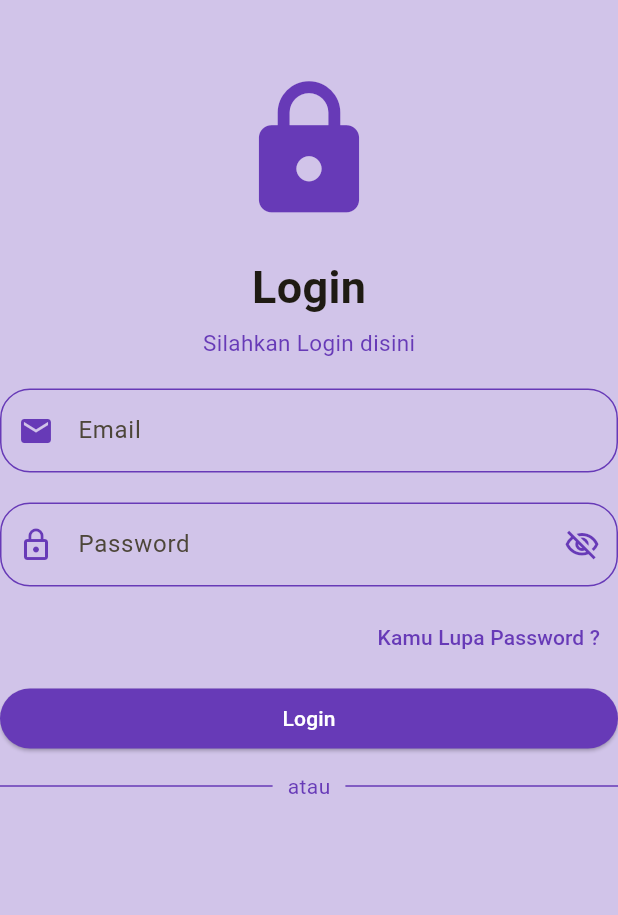
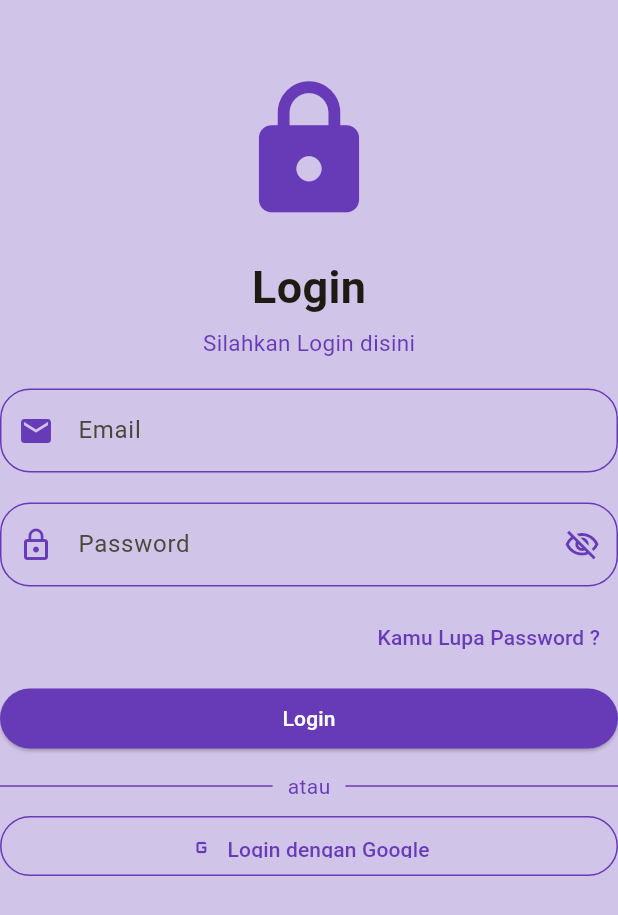
Before and after one commit to damarbagas-234/uts_aplikasimobile_1123150107, a Flutter app: the Login screen opened directly, on a phone screen of 412 x 824 dp. Shown: the top 915 px of the screen. Run offline on Flutter 3.47's test engine with Material 3 defaults, Android fonts, the phone set to English and light mode, and no system bars.

Commit message:
nambahin login dengan google

```diff
--- a/lib/login/login.dart
+++ b/lib/login/login.dart
@@ -142,6 +142,29 @@ class Login extends StatelessWidget {
                         Expanded(child: Divider(color: Colors.deepPurple,)),
                       ],
                     ),
+
+                    SizedBox(height: 10,),
+                    Container(
+                      height: 40,
+                      width: double.infinity,
+                      child: OutlinedButton.icon(
+                        onPressed: (){},
+                        icon: Icon(
+                          Icons.g_mobiledata,
+                          color: Colors.deepPurple,
+                        ),
+                        label: Text("Login dengan Google",
+                        style: TextStyle(
+                          color: Colors.deepPurple,
+                        ),
+                        ),
+                        style: OutlinedButton.styleFrom(
+                          padding: EdgeInsets.symmetric(vertical: 12),
+                          shape: RoundedRectangleBorder(borderRadius: BorderRadius.circular(20)),
+                          side: BorderSide(color: Colors.deepPurple),
+                        ),
+                      ),
+                    ),
                   ],
                 ),
               ),
```
